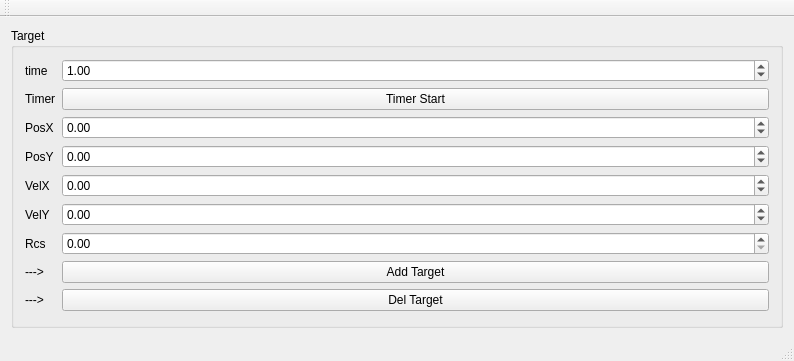
rotace/sample_qt, file TargetSimulator/Example/mainwindow.ui: the form before one commit.
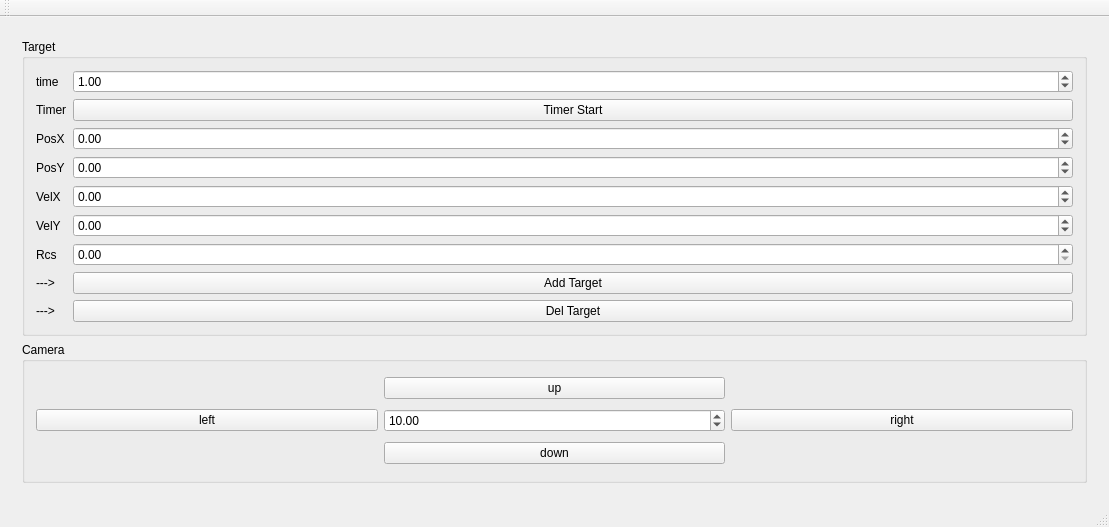
The form after the commit.

Diff of the .ui file:
```diff
--- a/TargetSimulator/Example/mainwindow.ui
+++ b/TargetSimulator/Example/mainwindow.ui
@@ -6,8 +6,8 @@
    <rect>
     <x>0</x>
     <y>0</y>
-    <width>794</width>
-    <height>361</height>
+    <width>1109</width>
+    <height>527</height>
    </rect>
   </property>
   <property name="windowTitle">
@@ -16,11 +16,34 @@
   <widget class="QWidget" name="centralWidget">
    <layout class="QHBoxLayout" name="horizontalLayout_2">
     <item>
+     <widget class="QWidget" name="controlWidget" native="true">
+      <layout class="QVBoxLayout" name="verticalLayout">
+       <item>
      <widget class="QGroupBox" name="groupBox">
       <property name="title">
        <string>Target</string>
       </property>
       <layout class="QFormLayout" name="formLayout">
+          <item row="0" column="0">
+           <widget class="QLabel" name="timeLabel">
+            <property name="text">
+             <string>time</string>
+            </property>
+           </widget>
+          </item>
+          <item row="0" column="1">
+           <widget class="QDoubleSpinBox" name="timeDoubleSpinBox">
+            <property name="minimum">
+             <double>0.010000000000000</double>
+            </property>
+            <property name="singleStep">
+             <double>0.010000000000000</double>
+            </property>
+            <property name="value">
+             <double>1.000000000000000</double>
+            </property>
+           </widget>
+          </item>
        <item row="1" column="0">
         <widget class="QLabel" name="timerLabel">
          <property name="text">
@@ -141,24 +164,54 @@
          </property>
         </widget>
        </item>
-       <item row="0" column="0">
-        <widget class="QLabel" name="timeLabel">
+         </layout>
+        </widget>
+       </item>
+       <item>
+        <widget class="QGroupBox" name="groupBox">
+         <property name="title">
+          <string>Camera</string>
+         </property>
+         <layout class="QGridLayout" name="gridLayout">
+          <item row="1" column="2">
+           <widget class="QPushButton" name="rightPushButton">
          <property name="text">
-          <string>time</string>
+             <string>right</string>
          </property>
         </widget>
        </item>
        <item row="0" column="1">
-        <widget class="QDoubleSpinBox" name="timeDoubleSpinBox">
-         <property name="minimum">
-          <double>0.010000000000000</double>
-         </property>
-         <property name="singleStep">
-          <double>0.010000000000000</double>
+           <widget class="QPushButton" name="upPushButton">
+            <property name="text">
+             <string>up</string>
+            </property>
+           </widget>
+          </item>
+          <item row="1" column="0">
+           <widget class="QPushButton" name="leftPushButton">
+            <property name="text">
+             <string>left</string>
+            </property>
+           </widget>
+          </item>
+          <item row="2" column="1">
+           <widget class="QPushButton" name="downPushButton">
+            <property name="text">
+             <string>down</string>
+            </property>
+           </widget>
+          </item>
+          <item row="1" column="1">
+           <widget class="QDoubleSpinBox" name="tiltAngleStepDoubleSpinBox">
+            <property name="maximum">
+             <double>60.000000000000000</double>
          </property>
          <property name="value">
-          <double>1.000000000000000</double>
-         </property>
+             <double>10.000000000000000</double>
+            </property>
+           </widget>
+          </item>
+         </layout>
         </widget>
        </item>
       </layout>
@@ -171,7 +224,7 @@
     <rect>
      <x>0</x>
      <y>0</y>
-     <width>794</width>
+     <width>1109</width>
      <height>17</height>
     </rect>
    </property>
```
Lines whose indentation alone changed are shown as unchanged.
